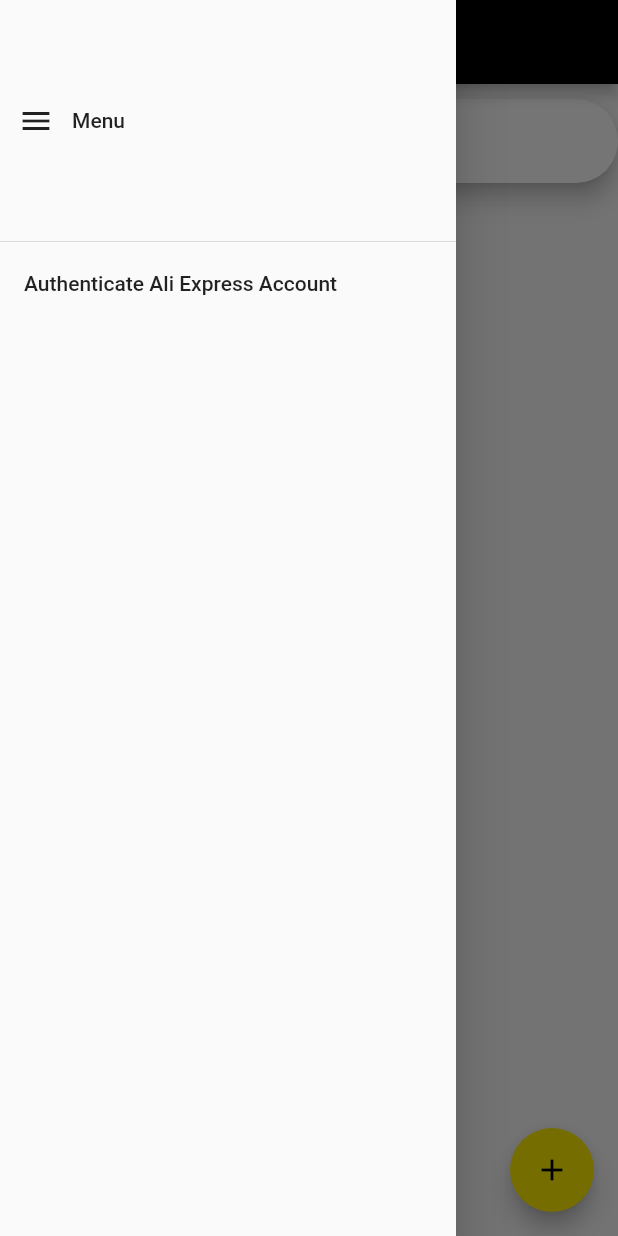
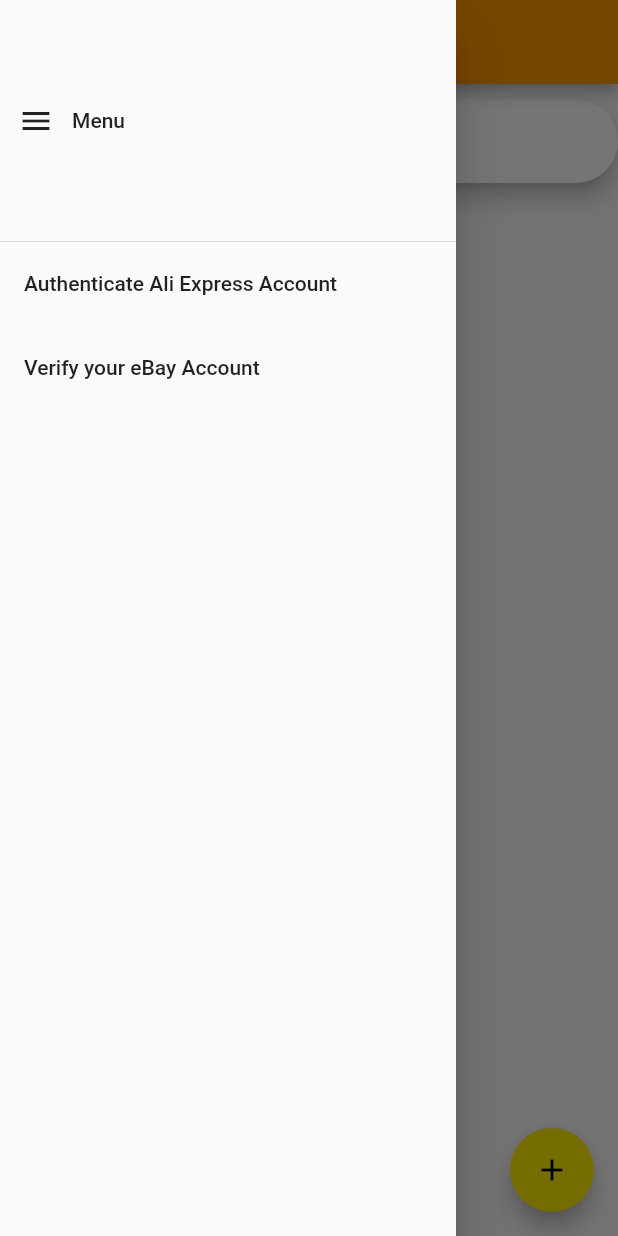
Before and after one commit to aidanahram/EbayTool, a Flutter app: the screen it shows after launch, with the side drawer open, on a phone screen of 412 x 824 dp. Run offline on Flutter 3.47's test engine with Material 3 defaults, Android fonts, the light colour scheme and no system bars; missing offline and left inert: requests; key blocks and very long unbroken strings in the code were emptied for the run.

Commit message:
Added list tile for ebay

```diff
--- a/lib/src/pages/home.dart
+++ b/lib/src/pages/home.dart
@@ -20,7 +20,7 @@
   Widget build(BuildContext context) {
     return Scaffold(
       appBar: AppBar(
-        backgroundColor: Colors.black,
+        backgroundColor: Colors.orange,
         title: const Text("Ebay Drop Shipping Tool"),
         leading: Builder(
           builder: (context) {
@@ -66,9 +66,20 @@
                   throw "Could not launch $url";
                 }
               }
-            )
-          ]
-        )
+            ),
+            ListTile(
+              title: const Text("Verify your eBay Account"),
+              onTap: () async {
+                final url = Uri.parse("https://ebay.com");//
+                if(await canLaunchUrl(url)){
+                  await launchUrl(url);
+                } else {
+                  throw "Could not launch $url";
+                }
+              }
+            ),
+          ],
+        ),
       ),
       body: Center(
         child: Column(
```
Also changed, not shown: pubspec.lock.
